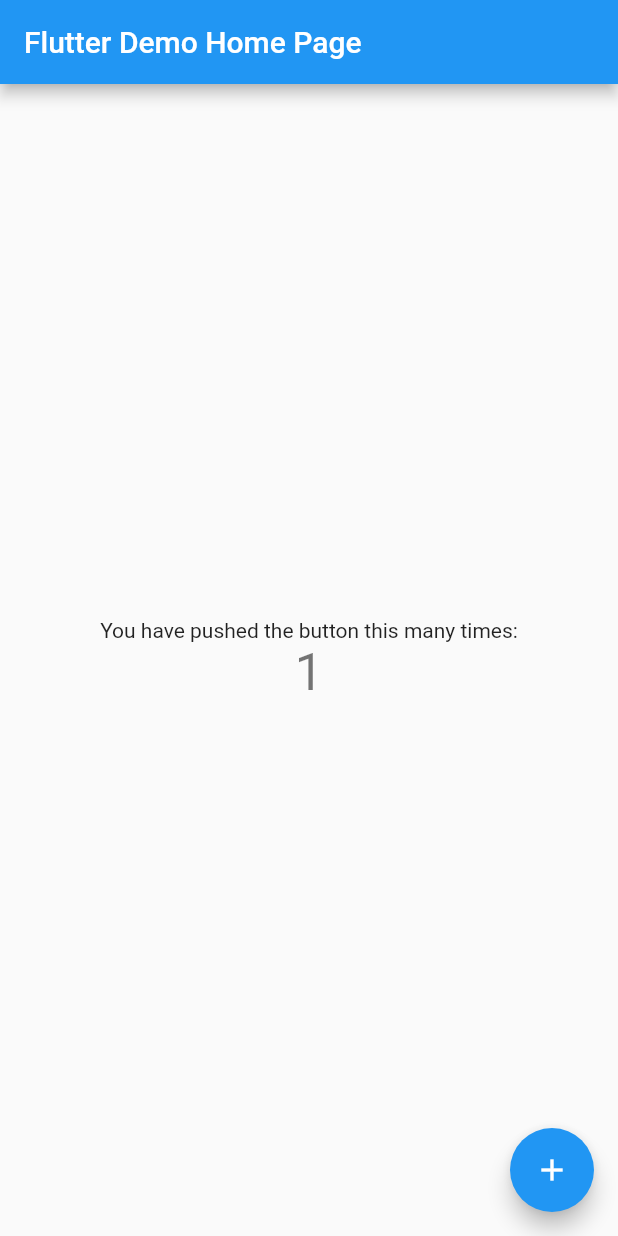
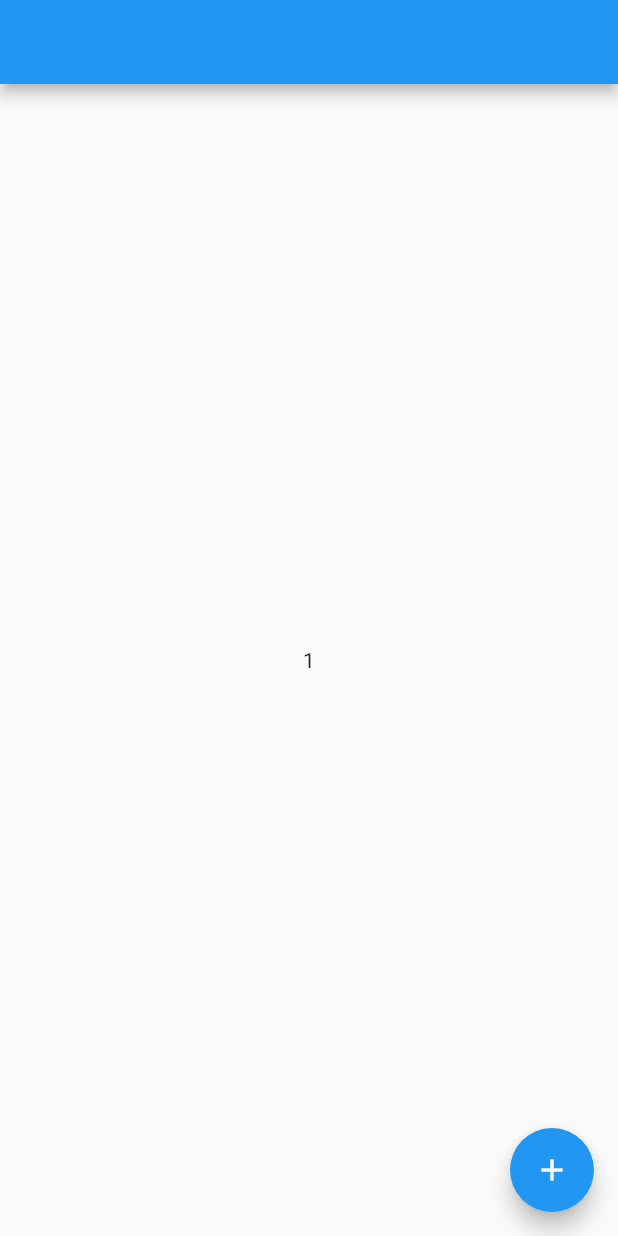
Before and after one commit to tomocy/flutter-riverpod-tutorial, a Flutter app: the screen it shows after launch, after a tap on the "add" icon, on a phone screen of 412 x 824 dp. Run offline on Flutter 3.47's test engine with Material 2 defaults, Android fonts, the phone set to English and light mode, and no system bars; our stand-ins replace flutter_riverpod.

Commit message:
Add Counter

```diff
--- /dev/null
+++ b/lib/app.dart
@@ -0,0 +1,16 @@
+import 'package:flutter/material.dart';
+import 'package:flutter_riverpod_tutorial/counter.dart';
+
+class App extends StatelessWidget {
+  // This widget is the root of your application.
+  @override
+  Widget build(BuildContext context) {
+    return MaterialApp(
+      title: 'Flutter Demo',
+      theme: ThemeData(
+        primarySwatch: Colors.blue,
+      ),
+      home: const Counter(),
+    );
+  }
+}
--- /dev/null
+++ b/lib/counter.dart
@@ -0,0 +1,27 @@
+import 'package:flutter/material.dart';
+import 'package:flutter_riverpod/flutter_riverpod.dart';
+
+final counterProvider = StateProvider((_) => 0);
+
+class Counter extends StatelessWidget {
+  const Counter({Key key}) : super(key: key);
+
+  @override
+  Widget build(BuildContext context) {
+    return Scaffold(
+      appBar: AppBar(),
+      body: Center(
+        child: Consumer(
+          builder: (context, watch, _) {
+            final count = watch(counterProvider).state;
+            return Text('$count');
+          },
+        ),
+      ),
+      floatingActionButton: FloatingActionButton(
+        onPressed: () => context.read(counterProvider).state++,
+        child: const Icon(Icons.add),
+      ),
+    );
+  }
+}
--- a/lib/main.dart
+++ b/lib/main.dart
@@ -1,113 +1,9 @@
 import 'package:flutter/material.dart';
+import 'package:flutter_riverpod/flutter_riverpod.dart';
+import 'package:flutter_riverpod_tutorial/app.dart';
 
 void main() {
-  runApp(MyApp());
+  runApp(ProviderScope(
+    child: App(),
+  ));
 }
-
-class MyApp extends StatelessWidget {
-  // This widget is the root of your application.
-  @override
-  Widget build(BuildContext context) {
-    return MaterialApp(
-      title: 'Flutter Demo',
-      theme: ThemeData(
-        // This is the theme of your application.
-        //
-        // Try running your application with "flutter run". You'll see the
-        // application has a blue toolbar. Then, without quitting the app, try
-        // changing the primarySwatch below to Colors.green and then invoke
-        // "hot reload" (press "r" in the console where you ran "flutter run",
-        // or simply save your changes to "hot reload" in a Flutter IDE).
-        // Notice that the counter didn't reset back to zero; the application
-        // is not restarted.
-        primarySwatch: Colors.blue,
-      ),
-      home: MyHomePage(title: 'Flutter Demo Home Page'),
-    );
-  }
-}
-
-class MyHomePage extends StatefulWidget {
-  MyHomePage({Key key, this.title}) : super(key: key);
-
-  // This widget is the home page of your application. It is stateful, meaning
-  // that it has a State object (defined below) that contains fields that affect
-  // how it looks.
-
-  // This class is the configuration for the state. It holds the values (in this
-  // case the title) provided by the parent (in this case the App widget) and
-  // used by the build method of the State. Fields in a Widget subclass are
-  // always marked "final".
-
-  final String title;
-
-  @override
-  _MyHomePageState createState() => _MyHomePageState();
-}
-
-class _MyHomePageState extends State<MyHomePage> {
-  int _counter = 0;
-
-  void _incrementCounter() {
-    setState(() {
-      // This call to setState tells the Flutter framework that something has
-      // changed in this State, which causes it to rerun the build method below
-      // so that the display can reflect the updated values. If we changed
-      // _counter without calling setState(), then the build method would not be
-      // called again, and so nothing would appear to happen.
-      _counter++;
-    });
-  }
-
-  @override
-  Widget build(BuildContext context) {
-    // This method is rerun every time setState is called, for instance as done
-    // by the _incrementCounter method above.
-    //
-    // The Flutter framework has been optimized to make rerunning build methods
-    // fast, so that you can just rebuild anything that needs updating rather
-    // than having to individually change instances of widgets.
-    return Scaffold(
-      appBar: AppBar(
-        // Here we take the value from the MyHomePage object that was created by
-        // the App.build method, and use it to set our appbar title.
-        title: Text(widget.title),
-      ),
-      body: Center(
-        // Center is a layout widget. It takes a single child and positions it
-        // in the middle of the parent.
-        child: Column(
-          // Column is also a layout widget. It takes a list of children and
-          // arranges them vertically. By default, it sizes itself to fit its
-          // children horizontally, and tries to be as tall as its parent.
-          //
-          // Invoke "debug painting" (press "p" in the console, choose the
-          // "Toggle Debug Paint" action from the Flutter Inspector in Android
-          // Studio, or the "Toggle Debug Paint" command in Visual Studio Code)
-          // to see the wireframe for each widget.
-          //
-          // Column has various properties to control how it sizes itself and
-          // how it positions its children. Here we use mainAxisAlignment to
-          // center the children vertically; the main axis here is the vertical
-          // axis because Columns are vertical (the cross axis would be
-          // horizontal).
-          mainAxisAlignment: MainAxisAlignment.center,
-          children: <Widget>[
-            Text(
-              'You have pushed the button this many times:',
-            ),
-            Text(
-              '$_counter',
-              style: Theme.of(context).textTheme.headline4,
-            ),
-          ],
-        ),
-      ),
-      floatingActionButton: FloatingActionButton(
-        onPressed: _incrementCounter,
-        tooltip: 'Increment',
-        child: Icon(Icons.add),
-      ), // This trailing comma makes auto-formatting nicer for build methods.
-    );
-  }
-}
--- a/pubspec.yaml
+++ b/pubspec.yaml
@@ -3,7 +3,7 @@
 
 # The following line prevents the package from being accidentally published to
 # pub.dev using `pub publish`. This is preferred for private packages.
-publish_to: 'none' # Remove this line if you wish to publish to pub.dev
+publish_to: "none" # Remove this line if you wish to publish to pub.dev
 
 # The following defines the version and build number for your application.
 # A version number is three numbers separated by dots, like 1.2.43
@@ -23,7 +23,7 @@
 dependencies:
   flutter:
     sdk: flutter
-
+  flutter_riverpod: ^0.13.0-nullsafety.3
 
   # The following adds the Cupertino Icons font to your application.
   # Use with the CupertinoIcons class for iOS style icons.
@@ -38,7 +38,6 @@
 
 # The following section is specific to Flutter.
 flutter:
-
   # The following line ensures that the Material Icons font is
   # included with your application, so that you can use the icons in
   # the material Icons class.
```
Also changed, not shown: pubspec.lock, 2 other files.
